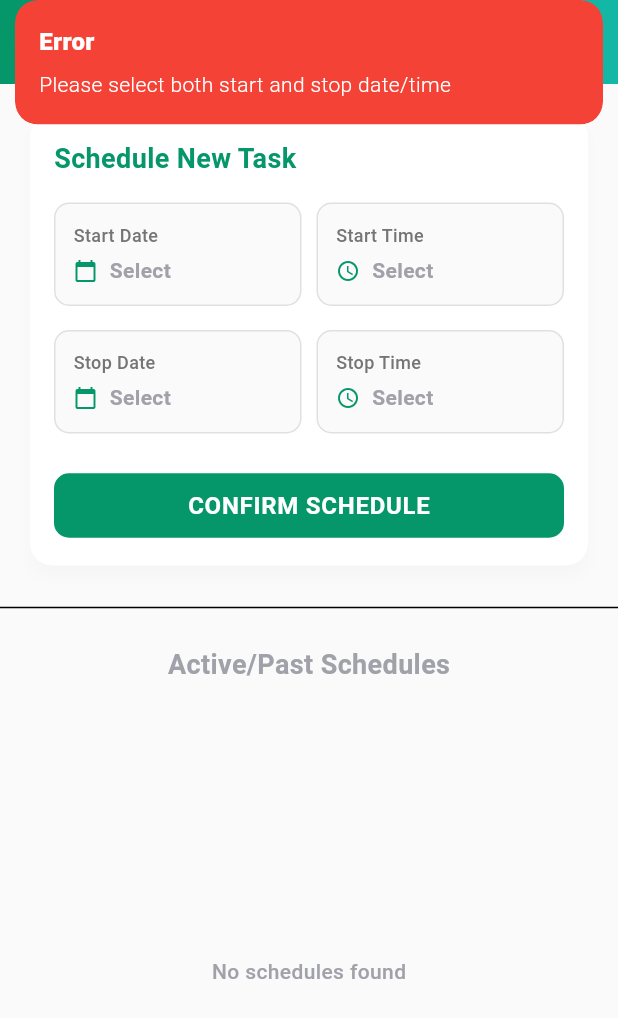
After one commit to KesavanOutdid/Borewell-Motor-Automation, a Flutter app: the DeviceSchedulePage screen opened by its route, after a tap on "CONFIRM SCHEDULE", on a phone screen of 412 x 824 dp. The commit adds this screen. Shown: the top 1018 px of the screen. Run offline on Flutter 3.47's test engine with Material 3 defaults, Android fonts, the phone set to English and light mode, and no system bars; our stand-ins replace csv, dio, firebase_core, firebase_messaging, fl_chart, flutter_local_notifications and 13 more; missing offline and left inert: curl_logger_dio_interceptor, flutter_background_service, flutter_background_service_android, mobile_scanner, razorpay_flutter; accounts and stored records are empty; statements that could not run were skipped; project files that could hold a hidden picture were left out.

Commit message:
Updated auto schedule and bug fixed notfications

```diff
--- a/FRONTEND/App/end_user/lib/core/config/env.dart
+++ b/FRONTEND/App/end_user/lib/core/config/env.dart
@@ -1,5 +1,5 @@
 class AppConfig {
-  static const String baseUrl = "http://192.168.0.11:3030";
+  static const String baseUrl = "http://192.168.0.4:3030";
   static const String loginEndpoint = "/app/login";
   static const String signupEndpoint = "/admin/createUser";
   static const String deviceEndpoint = "/api/devices";
@@ -22,5 +22,5 @@ class AppConfig {
   static const String deviceAssignToUserEndpoint = "/admin/deviceAssignTouser";
   static const String getAllVouchersEndpoint = "/app/getAllVouchers";
   static const String validateVoucherEndpoint = "/app/validateVoucher";
-  static const String socketIOUrl = "http://192.168.0.11:3030";
+  static const String socketIOUrl = "http://192.168.0.4:3030";
 }
--- a/FRONTEND/App/end_user/lib/core/routes/app_routes.dart
+++ b/FRONTEND/App/end_user/lib/core/routes/app_routes.dart
@@ -10,6 +10,7 @@ import '../../feature/end_user_app/device/presentation/pages/device_page.dart';
 import '../../feature/end_user_app/device/presentation/pages/device_binding.dart';
 import '../../feature/end_user_app/device/presentation/pages/device_details_page.dart';
 import '../../feature/end_user_app/device/presentation/pages/device_history_page.dart';
+import '../../feature/end_user_app/device/presentation/pages/device_schedule_page.dart';
 import '../../feature/end_user_app/device/presentation/pages/device_analytics_page.dart';
 import '../../feature/end_user_app/device/presentation/pages/device_sharing_page.dart';
 import '../../feature/end_user_app/device/presentation/pages/device_sharing_binding.dart';
@@ -39,6 +40,7 @@ class AppRoutes {
   static const device = '/device';
   static const deviceDetails = '/device/details';
   static const deviceHistory = '/device/history';
+  static const deviceSchedule = '/device/schedule';
   static const deviceAnalytics = '/device/analytics';
   static const deviceSharing = '/device/sharing';
   static const configureDevice = '/device/configure';
@@ -88,6 +90,10 @@ class AppRoutes {
     GetPage(
       name: deviceHistory,
       page: () => const DeviceHistoryView(),
+    ),
+    GetPage(
+      name: deviceSchedule,
+      page: () => const DeviceSchedulePage(),
     ),
     GetPage(
       name: deviceAnalytics,
--- /dev/null
+++ b/FRONTEND/App/end_user/lib/feature/end_user_app/device/presentation/pages/device_schedule_page.dart
@@ -0,0 +1,281 @@
+import 'package:flutter/material.dart';
+import 'package:get/get.dart';
+import 'package:intl/intl.dart';
+import '../controllers/device_schedule_controller.dart';
+import '../../../../../utils/theme/app_colors.dart';
+import '../../../../../utils/widgets/gradient_widgets.dart';
+
+class DeviceSchedulePage extends StatefulWidget {
+  const DeviceSchedulePage({super.key});
+
+  @override
+  State<DeviceSchedulePage> createState() => _DeviceSchedulePageState();
+}
+
+class _DeviceSchedulePageState extends State<DeviceSchedulePage> {
+  final controller = Get.put(DeviceScheduleController());
+
+  DateTime? startDate;
+  TimeOfDay? startTime;
+  DateTime? stopDate;
+  TimeOfDay? stopTime;
+
+  @override
+  void initState() {
+    super.initState();
+    controller.initialize(Get.arguments);
+  }
+
+  Future<void> _selectDate(BuildContext context, bool isStart) async {
+    final DateTime now = DateTime.now();
+    final DateTime? picked = await showDatePicker(
+      context: context,
+      initialDate: isStart ? (startDate ?? now) : (stopDate ?? startDate ?? now),
+      firstDate: isStart ? now : (startDate ?? now),
+      lastDate: now.add(const Duration(days: 7)),
+      builder: (context, child) {
+        return Theme(
+          data: Theme.of(context).copyWith(
+            colorScheme: const ColorScheme.light(
+              primary: AppColors.primaryGreen,
+            ),
+          ),
+          child: child!,
+        );
+      },
+    );
+    if (picked != null) {
+      setState(() {
+        if (isStart) {
+          startDate = picked;
+        } else {
+          stopDate = picked;
+        }
+      });
+    }
+  }
+
+  Future<void> _selectTime(BuildContext context, bool isStart) async {
+    final TimeOfDay? picked = await showTimePicker(
+      context: context,
+      initialTime: isStart ? (startTime ?? TimeOfDay.now()) : (stopTime ?? startTime ?? TimeOfDay.now()),
+      builder: (context, child) {
+        return Theme(
+          data: Theme.of(context).copyWith(
+            colorScheme: const ColorScheme.light(
+              primary: AppColors.primaryGreen,
+            ),
+          ),
+          child: child!,
+        );
+      },
+    );
+    if (picked != null) {
+      setState(() {
+        if (isStart) {
+          startTime = picked;
+        } else {
+          stopTime = picked;
+        }
+      });
+    }
+  }
+
+  void _submitSchedule() {
+    if (startDate == null || startTime == null || stopDate == null || stopTime == null) {
+      Get.snackbar('Error', 'Please select both start and stop date/time',
+          backgroundColor: Colors.red, colorText: Colors.white);
+      return;
+    }
+
+    final startDateTime = DateTime(
+      startDate!.year, startDate!.month, startDate!.day,
+      startTime!.hour, startTime!.minute,
+    );
+
+    final stopDateTime = DateTime(
+      stopDate!.year, stopDate!.month, stopDate!.day,
+      stopTime!.hour, stopTime!.minute,
+    );
+
+    final now = DateTime.now();
+
+    // Validation: 1 hour buffer
+    if (startDateTime.isBefore(now.add(const Duration(minutes: 59)))) {
+      Get.snackbar('Error', 'Start time must be at least 1 hour from now',
+          backgroundColor: Colors.red, colorText: Colors.white);
+      return;
+    }
+
+    // Validation: Stop after start
+    if (stopDateTime.isBefore(startDateTime)) {
+      Get.snackbar('Error', 'Stop time must be after start time',
+          backgroundColor: Colors.red, colorText: Colors.white);
+      return;
+    }
+
+    controller.createSchedule(startDateTime, stopDateTime).then((success) {
+      if (success) {
+        setState(() {
+          startDate = null; startTime = null;
+          stopDate = null; stopTime = null;
+        });
+      }
+    });
+  }
+
+  @override
+  Widget build(BuildContext context) {
+    return Scaffold(
+      appBar: AppBar(
+        title: const Text('Auto Start/Stop'),
+        flexibleSpace: Container(
+          decoration: const BoxDecoration(gradient: AppColors.primaryGradient),
+        ),
+      ),
+      body: Column(
+        children: [
+          _buildScheduleForm(),
+          const Divider(),
+          const Padding(
+            padding: EdgeInsets.all(16.0),
+            child: Text('Active/Past Schedules', style: TextStyle(fontWeight: FontWeight.bold, fontSize: 18)),
+          ),
+          Expanded(child: _buildScheduleList()),
+        ],
+      ),
+    );
+  }
+
+  Widget _buildScheduleForm() {
+    return Padding(
+      padding: const EdgeInsets.all(16.0),
+      child: Card(
+        elevation: 4,
+        shape: RoundedRectangleBorder(borderRadius: BorderRadius.circular(15)),
+        child: Padding(
+          padding: const EdgeInsets.all(16.0),
+          child: Column(
+            crossAxisAlignment: CrossAxisAlignment.stretch,
+            children: [
+              const Text('Schedule New Task', style: TextStyle(fontSize: 18, fontWeight: FontWeight.bold, color: AppColors.primaryGreen)),
+              const SizedBox(height: 16),
+              Row(
+                children: [
+                  Expanded(child: _buildPickerTile('Start Date', startDate == null ? 'Select' : DateFormat('dd/MM/yyyy').format(startDate!), Icons.calendar_today, () => _selectDate(context, true))),
+                  const SizedBox(width: 10),
+                  Expanded(child: _buildPickerTile('Start Time', startTime == null ? 'Select' : startTime!.format(context), Icons.access_time, () => _selectTime(context, true))),
+                ],
+              ),
+              const SizedBox(height: 16),
+              Row(
+                children: [
+                  Expanded(child: _buildPickerTile('Stop Date', stopDate == null ? 'Select' : DateFormat('dd/MM/yyyy').format(stopDate!), Icons.calendar_today, () => _selectDate(context, false))),
+                  const SizedBox(width: 10),
+                  Expanded(child: _buildPickerTile('Stop Time', stopTime == null ? 'Select' : stopTime!.format(context), Icons.access_time, () => _selectTime(context, false))),
+                ],
+              ),
+              const SizedBox(height: 24),
+              Obx(() => ElevatedButton(
+                onPressed: controller.isLoading.value ? null : _submitSchedule,
+                style: ElevatedButton.styleFrom(
+                  backgroundColor: AppColors.primaryGreen,
+                  padding: const EdgeInsets.symmetric(vertical: 12),
+                  shape: RoundedRectangleBorder(borderRadius: BorderRadius.circular(10)),
+                ),
+                child: controller.isLoading.value
+                  ? const CircularProgressIndicator(color: Colors.white)
+                  : const Text('CONFIRM SCHEDULE', style: TextStyle(color: Colors.white, fontWeight: FontWeight.bold)),
+              )),
+            ],
+          ),
+        ),
+      ),
+    );
+  }
+
+  Widget _buildPickerTile(String label, String value, IconData icon, VoidCallback onTap) {
+    return InkWell(
+      onTap: onTap,
+      child: Container(
+        padding: const EdgeInsets.all(12),
+        decoration: BoxDecoration(
+          border: Border.all(color: Colors.grey.shade300),
+          borderRadius: BorderRadius.circular(10),
+          color: Colors.grey.shade50,
+        ),
+        child: Column(
+          crossAxisAlignment: CrossAxisAlignment.start,
+          children: [
+            Text(label, style: TextStyle(fontSize: 12, color: Colors.grey.shade600)),
+            const SizedBox(height: 4),
+            Row(
+              children: [
+                Icon(icon, size: 16, color: AppColors.primaryGreen),
+                const SizedBox(width: 8),
+                Text(value, style: const TextStyle(fontWeight: FontWeight.bold)),
+              ],
+            ),
+          ],
+        ),
+      ),
+    );
+  }
+
+  Widget _buildScheduleList() {
+    return Obx(() {
+      if (controller.isLoading.value && controller.schedules.isEmpty) {
+        return const Center(child: CircularProgressIndicator());
+      }
+      if (controller.schedules.isEmpty) {
+        return const Center(child: Text('No schedules found'));
+      }
+      return ListView.builder(
+        itemCount: controller.schedules.length,
+        itemBuilder: (context, index) {
+          final s = controller.schedules[index];
+          final start = DateTime.parse(s['start_time']);
+          final stop = DateTime.parse(s['stop_time']);
+          final status = s['status'] as String;
+
+          return Card(
+            margin: const EdgeInsets.symmetric(horizontal: 16, vertical: 8),
+            child: ListTile(
+              leading: CircleAvatar(
+                backgroundColor: _getStatusColor(status).withOpacity(0.1),
+                child: Icon(_getStatusIcon(status), color: _getStatusColor(status), size: 20),
+              ),
+              title: Text('Start: ${DateFormat('dd MMM, hh:mm a').format(start)}'),
+              subtitle: Text('Stop: ${DateFormat('dd MMM, hh:mm a').format(stop)}'),
+              trailing: status == 'pending'
+                ? IconButton(icon: const Icon(Icons.cancel, color: Colors.red), onPressed: () => controller.cancelSchedule(s['_id']))
+                : Text(status.toUpperCase(), style: TextStyle(color: _getStatusColor(status), fontWeight: FontWeight.bold, fontSize: 10)),
+            ),
+          );
+        },
+      );
+    });
+  }
+
+  Color _getStatusColor(String status) {
+    switch(status) {
+      case 'pending': return Colors.orange;
+      case 'started': return Colors.blue;
+      case 'completed': return Colors.green;
+      case 'cancelled': return Colors.grey;
+      case 'failed': return Colors.red;
+      default: return Colors.black;
+    }
+  }
+
+  IconData _getStatusIcon(String status) {
+    switch(status) {
+      case 'pending': return Icons.timer_outlined;
+      case 'started': return Icons.play_arrow;
+      case 'completed': return Icons.check_circle;
+      case 'cancelled': return Icons.cancel_outlined;
+      case 'failed': return Icons.error_outline;
+      default: return Icons.help_outline;
+    }
+  }
+}
```
Also changed, not shown: FRONTEND/App/end_user/lib/feature/end_user_app/device/presentation/controllers/device_schedule_controller.dart (added, +107 -0 lines), FRONTEND/App/end_user/lib/feature/end_user_app/device/presentation/pages/device_details_page.dart (+25 -0 lines), 8 other files.
